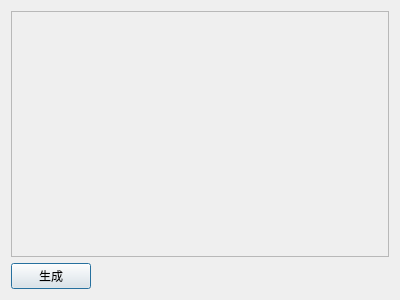
Old version of the form imagetobindialog.ui in the repository weynechen/CsCode.
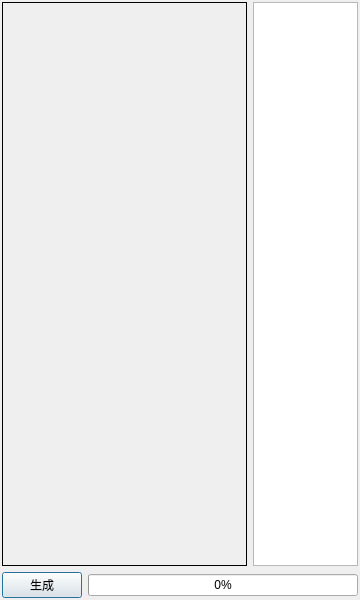
New version of the form.

What changed in the file:
```diff
--- a/imagetobindialog.ui
+++ b/imagetobindialog.ui
@@ -6,26 +6,67 @@
    <rect>
     <x>0</x>
     <y>0</y>
-    <width>400</width>
-    <height>300</height>
+    <width>360</width>
+    <height>600</height>
    </rect>
   </property>
   <property name="windowTitle">
    <string>Dialog</string>
   </property>
-  <layout class="QVBoxLayout" name="verticalLayout" stretch="10,1">
+  <layout class="QVBoxLayout" name="verticalLayout">
+   <property name="leftMargin">
+    <number>2</number>
+   </property>
+   <property name="topMargin">
+    <number>2</number>
+   </property>
+   <property name="rightMargin">
+    <number>2</number>
+   </property>
+   <property name="bottomMargin">
+    <number>2</number>
+   </property>
    <item>
-    <widget class="QFrame" name="frame">
-     <property name="frameShape">
-      <enum>QFrame::StyledPanel</enum>
-     </property>
-     <property name="frameShadow">
-      <enum>QFrame::Raised</enum>
-     </property>
-    </widget>
+    <layout class="QHBoxLayout" name="horizontalLayout" stretch="10,1">
+     <item>
+      <widget class="QFrame" name="frame">
+       <property name="sizePolicy">
+        <sizepolicy hsizetype="Expanding" vsizetype="Expanding">
+         <horstretch>0</horstretch>
+         <verstretch>0</verstretch>
+        </sizepolicy>
+       </property>
+       <property name="frameShape">
+        <enum>QFrame::Box</enum>
+       </property>
+       <property name="frameShadow">
+        <enum>QFrame::Plain</enum>
+       </property>
+      </widget>
+     </item>
+     <item>
+      <widget class="QPlainTextEdit" name="plainTextEdit">
+       <property name="sizePolicy">
+        <sizepolicy hsizetype="Fixed" vsizetype="Expanding">
+         <horstretch>0</horstretch>
+         <verstretch>0</verstretch>
+        </sizepolicy>
+       </property>
+       <property name="minimumSize">
+        <size>
+         <width>105</width>
+         <height>0</height>
+        </size>
+       </property>
+       <property name="readOnly">
+        <bool>true</bool>
+       </property>
+      </widget>
+     </item>
+    </layout>
    </item>
    <item>
-    <layout class="QHBoxLayout" name="horizontalLayout" stretch="0,0">
+    <layout class="QHBoxLayout" name="horizontalLayout_2">
      <item>
       <widget class="QPushButton" name="pushButton">
        <property name="text">
@@ -34,17 +75,11 @@
       </widget>
      </item>
      <item>
-      <spacer name="horizontalSpacer">
-       <property name="orientation">
-        <enum>Qt::Horizontal</enum>
+      <widget class="QProgressBar" name="progressBar">
+       <property name="value">
+        <number>0</number>
        </property>
-       <property name="sizeHint" stdset="0">
-        <size>
-         <width>40</width>
-         <height>20</height>
-        </size>
-       </property>
-      </spacer>
+      </widget>
      </item>
     </layout>
    </item>
```
Left out of the diff: 2 changed lines with no effect on the pictures.
